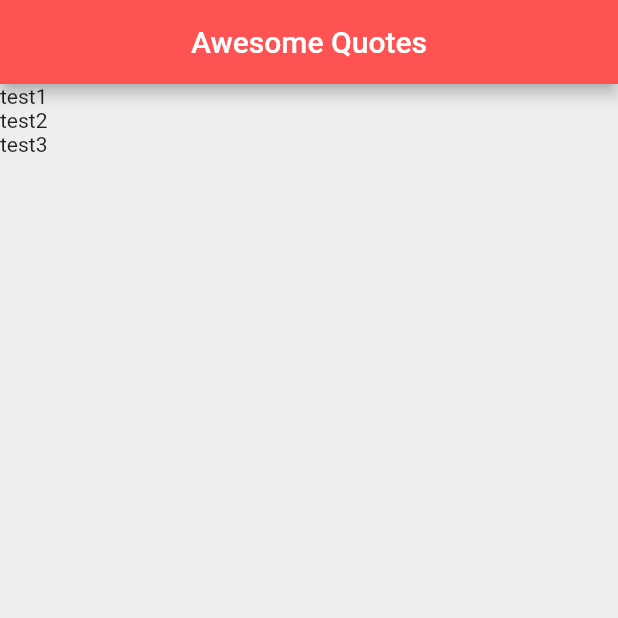
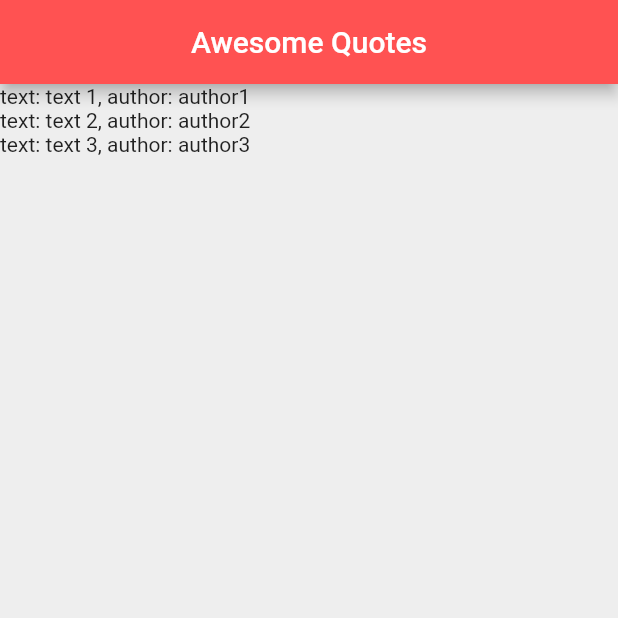
Before and after one commit to majdya/Flutter101, a Flutter app: the screen it shows after launch, on a phone screen of 412 x 824 dp, the top half of it. Run offline on Flutter 3.47's test engine with Material 2 defaults, Android fonts, the phone set to English and light mode, and no system bars.

Commit message:
utilizing class & its properties

```diff
--- a/quotes/lib/main.dart
+++ b/quotes/lib/main.dart
@@ -1,4 +1,5 @@
 import 'package:flutter/material.dart';
+import 'quote.dart';
 
 void main() => runApp(MaterialApp(home: QuoteList()));
 
@@ -8,7 +9,11 @@ class QuoteList extends StatefulWidget {
 }
 
 class _QuoteListState extends State<QuoteList> {
-  List<String> quotes = ['test1', 'test2', 'test3'];
+  List<Quote> quotes = [
+    Quote(author: 'author1', text: "text 1"),
+    Quote(author: 'author2', text: "text 2"),
+    Quote(author: 'author3', text: "text 3"),
+  ];
   @override
   Widget build(BuildContext context) {
     return Scaffold(
@@ -19,7 +24,10 @@ class _QuoteListState extends State<QuoteList> {
         backgroundColor: Colors.redAccent,
       ),
       body: Column(
-        children: quotes.map((quote) => Text('$quote')).toList(),
+        children: quotes
+            .map(
+                (quote) => Text('text: ${quote.text}, author: ${quote.author}'))
+            .toList(),
       ),
     );
   }
```
